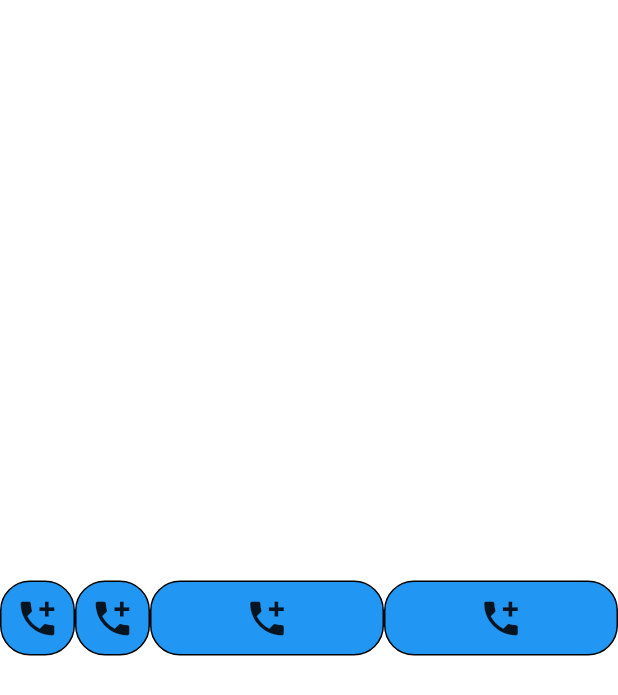
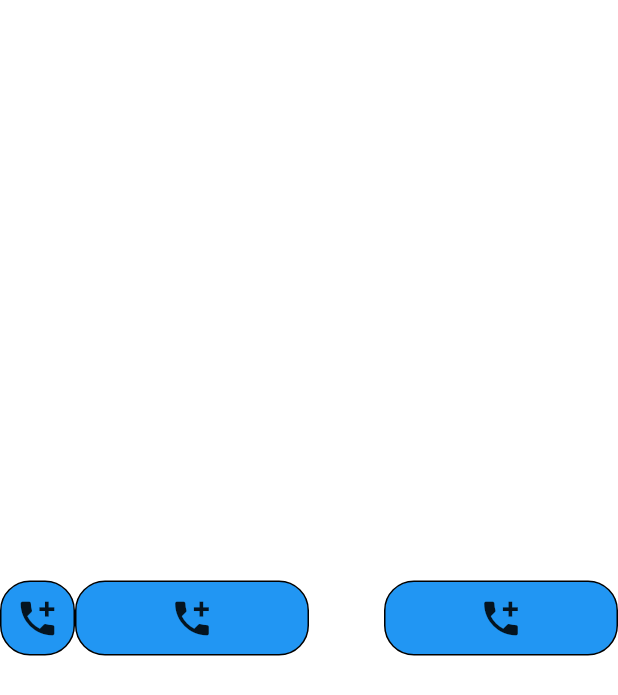
Before and after one commit to aliseylaneh/flutter_practices, a Flutter app: the screen it shows after launch, on a phone screen of 412 x 824 dp. Shown: the top 695 px of the screen. Run offline on Flutter 3.47's test engine with Material 2 defaults, Android fonts, the light colour scheme and no system bars.

Commit message:
4.1: SizedBox as empty space

```diff
--- a/lib/main.dart
+++ b/lib/main.dart
@@ -17,15 +17,14 @@ class MyApp extends StatelessWidget {
       home: Row(
         children: [
           BlueBox(),
-          SizedBox(
-            width: 50,
-            height: 50,
-            child: BlueBox(),
-          ),
           Flexible(
             fit: FlexFit.tight,
             flex: 2,
             child: BlueBox(),
+          ),
+          SizedBox(
+            width: 50,
+            height: 50,
           ),
           Expanded(
             flex: 2,
```
